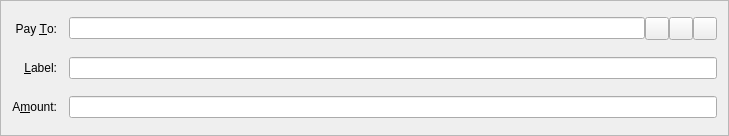
Above: src/qt/forms/sendcoinsentry.ui from cryptovein/ZedCoin before the change. Below: the same form after it.
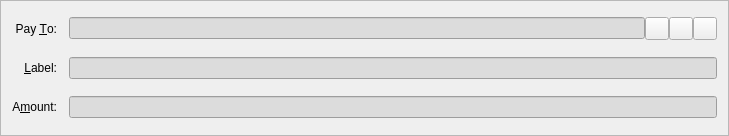
That is the form after the change. Icons and pictures are not drawn. Custom widgets are drawn as their Qt base class.

```diff
--- a/src/qt/forms/sendcoinsentry.ui
+++ b/src/qt/forms/sendcoinsentry.ui
@@ -50,7 +50,11 @@
     </widget>
    </item>
    <item row="5" column="1">
-    <widget class="BitcoinAmountField" name="payAmount"/>
+    <widget class="BitcoinAmountField" name="payAmount">
+     <property name="styleSheet">
+      <string notr="true">background-color: rgb(220, 220, 220);</string>
+     </property>
+    </widget>
    </item>
    <item row="4" column="1">
     <layout class="QHBoxLayout" name="horizontalLayout_2">
@@ -65,6 +69,9 @@
        <property name="toolTip">
         <string>Enter a label for this address to add it to your address book</string>
        </property>
+       <property name="styleSheet">
+        <string notr="true">background-color: rgb(220, 220, 220);</string>
+       </property>
       </widget>
      </item>
     </layout>
@@ -92,6 +99,9 @@
        <property name="toolTip">
         <string>The address to send the payment to  (e.g. 1NS17iag9jJgTHD1VXjvLCEnZuQ3rJDE9L)</string>
        </property>
+       <property name="styleSheet">
+        <string notr="true">background-color: rgb(220, 220, 220);</string>
+       </property>
        <property name="maxLength">
         <number>34</number>
        </property>
```
